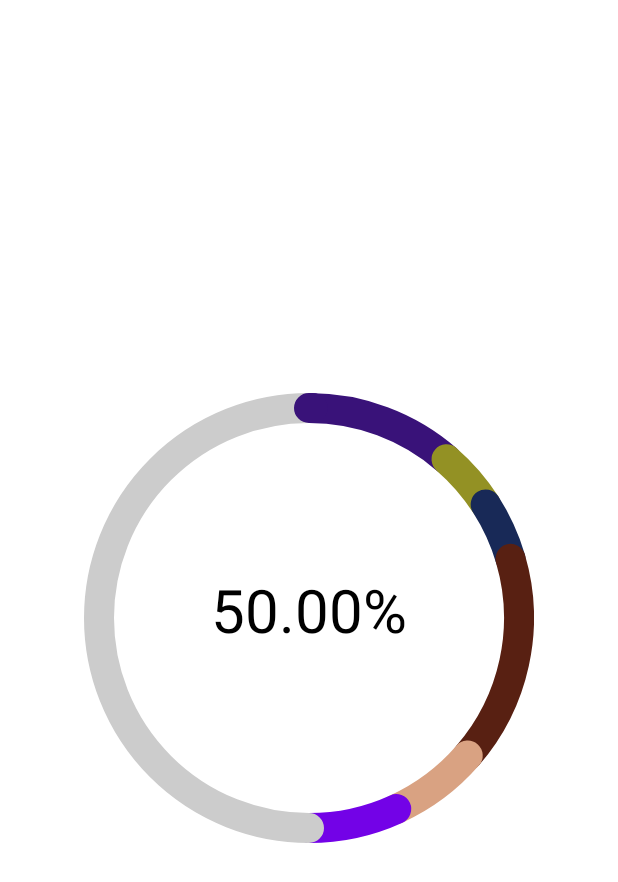
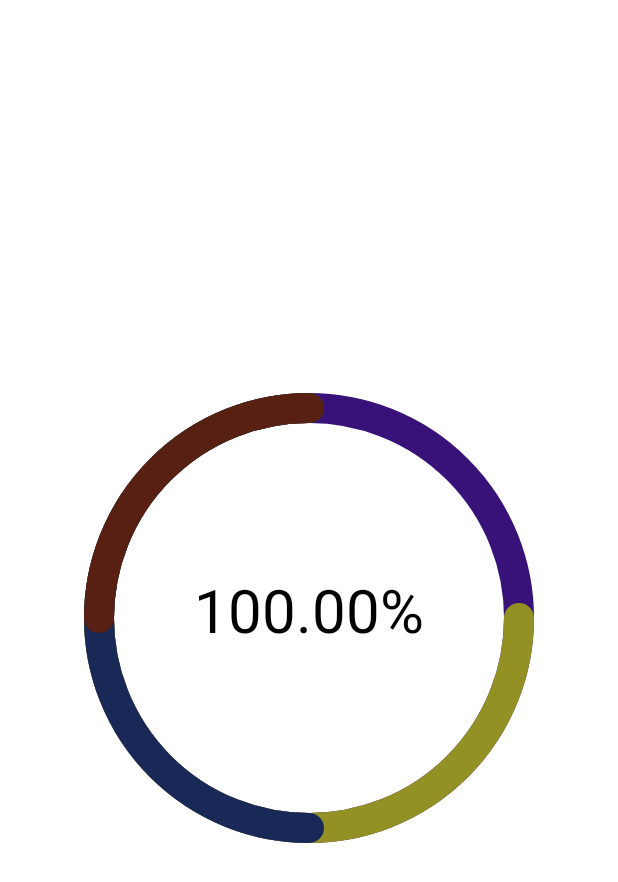
Before and after one commit to karetnikov34/CustomViews, an Android app built with Jetpack Compose: the screen it shows after launch (MainActivity), on a phone screen of 412 x 824 dp. Shown: the top 882 px of the screen. Run offline under Robolectric (Android 15) with nearby library versions, the phone set to English and light mode, and no system bars.

```diff
--- a/app/src/main/java/ru/netology/customviews/MainActivity.kt
+++ b/app/src/main/java/ru/netology/customviews/MainActivity.kt
@@ -7,13 +7,12 @@ class MainActivity : AppCompatActivity(R.layout.activity_main) {
     override fun onCreate(savedInstanceState: Bundle?) {
         super.onCreate(savedInstanceState)
 
+        val view = findViewById<StatsView>(R.id.stats)
         findViewById<StatsView>(R.id.stats).data = listOf(
-            500F,
-            200F,
-            200F,
-            700F,
-            300F,
-            300F
+            0.25F,
+            0.25F,
+            0.25F,
+            0.25F
         )
     }
 }
--- a/app/src/main/java/ru/netology/customviews/StatsView.kt
+++ b/app/src/main/java/ru/netology/customviews/StatsView.kt
@@ -1,5 +1,6 @@
 package ru.netology.customviews
 
+import android.animation.ValueAnimator
 import android.content.Context
 import android.graphics.Canvas
 import android.graphics.Paint
@@ -7,7 +8,7 @@ import android.graphics.PointF
 import android.graphics.RectF
 import android.util.AttributeSet
 import android.view.View
-import androidx.core.content.ContextCompat
+import android.view.animation.LinearInterpolator
 import androidx.core.content.withStyledAttributes
 import kotlin.math.min
 import kotlin.random.Random
@@ -25,6 +26,9 @@ class StatsView @JvmOverloads constructor(
     private var lineWidth = AndroidUtils.dp(context, 5F).toFloat()
     private var colors = emptyList<Int>()
     private var textSize = AndroidUtils.dp(context, 40F).toFloat()
+
+    private var progress = 0F
+    private var valueAnimator: ValueAnimator? = null
 
     init {
         context.withStyledAttributes(attrs, R.styleable.StatsView) {
@@ -54,7 +58,7 @@ class StatsView @JvmOverloads constructor(
     var data: List<Float> = emptyList()
         set(value) {
             field = value
-            invalidate()
+            update()
         }
 
     override fun onSizeChanged(w: Int, h: Int, oldw: Int, oldh: Int) {
@@ -71,28 +75,74 @@ class StatsView @JvmOverloads constructor(
             return
         }
 
-        var startFrom = -90F
-        val total = data.sum() * 2
-        data.forEachIndexed { index, datum ->
-            val angle = 360F * datum / total
-            paint.color = colors.getOrElse(index) {randomColor()}
-            canvas.drawArc(oval, startFrom, angle, false, paint)
-            startFrom += angle
-            if (index == data.lastIndex) {
-                val emptyAngle = 360F * (total - data.sum()) / total
-                paint.color = ContextCompat.getColor(context, R.color.divider_color)
-                canvas.drawArc(oval, startFrom, emptyAngle, false, paint)
-                paint.color = colors.first()
-                canvas.drawArc(oval, -90F, 1F, false, paint)
-            }
-        }
-
         canvas.drawText(
-            "%.2f%%".format(data.sum() * 100 / total),
+            "%.2f%%".format(data.sum() * 100),
             center.x,
             center.y + textPaint.textSize / 4,
             textPaint,
         )
+
+        var startFrom = -90F
+//        val total = data.sum() * 2
+//        data.forEachIndexed { index, datum ->
+//            val angle = 360F * datum / total
+//            paint.color = colors.getOrElse(index) {randomColor()}
+//            canvas.drawArc(oval, startFrom, angle, false, paint)
+//            startFrom += angle
+//            if (index == data.lastIndex) {
+//                val emptyAngle = 360F * (total - data.sum()) / total
+//                paint.color = ContextCompat.getColor(context, R.color.divider_color)
+//                canvas.drawArc(oval, startFrom, emptyAngle, false, paint)
+//                paint.color = colors.first()
+//                canvas.drawArc(oval, -90F, 1F, false, paint)
+//            }
+//        }
+//
+//        canvas.drawText(
+//            "%.2f%%".format(data.sum() * 100 / total),
+//            center.x,
+//            center.y + textPaint.textSize / 4,
+//            textPaint,
+//        )
+
+        // Rotation
+//        for ((index, datum) in data.withIndex()) {
+//            val angle = 360F * datum
+//            paint.color = colors.getOrElse(index) {randomColor()}
+//            canvas.drawArc(oval, startFrom + (progress * 360F), angle * progress, false, paint)
+//            startFrom += angle
+//        }
+
+        //Sequential
+        var filledAngle = 0F
+        for ((index, datum) in data.withIndex()) {
+            val angle = 360F * datum
+            val progressAngle = (progress * 360F) - filledAngle
+            paint.color = colors.getOrElse(index) {randomColor()}
+            canvas.drawArc(oval, startFrom, progressAngle, false, paint)
+            startFrom += angle
+            filledAngle += angle
+            if (filledAngle >= (progress * 360F)) return
+        }
+    }
+
+    private fun update() {
+        valueAnimator?.let {
+            it.removeAllListeners()
+            it.cancel()
+        }
+        progress = 0F
+
+        valueAnimator = ValueAnimator.ofFloat(0F, 1F).apply {
+            addUpdateListener { anim ->
+                progress = anim.animatedValue as Float
+                invalidate()
+            }
+            duration = 2000
+            interpolator = LinearInterpolator()
+        }.also {
+            it.start()
+        }
     }
 
     private fun randomColor() = Random.nextInt(0xFF000000.toInt(), 0xFFFFFFFF.toInt())
--- a/app/src/main/res/layout/activity_main.xml
+++ b/app/src/main/res/layout/activity_main.xml
@@ -5,6 +5,12 @@
     android:layout_width="match_parent"
     android:layout_height="match_parent"
     tools:context=".MainActivity">
+
+    <TextView
+        android:id="@+id/label"
+        android:layout_width="wrap_content"
+        android:layout_height="wrap_content"
+        android:layout_gravity="top|center_horizontal" />
 
     <ru.netology.customviews.StatsView
         android:id="@+id/stats"
```
Also changed, not shown: app/src/main/res/anim/animation.xml (added, +23 -0 lines).
